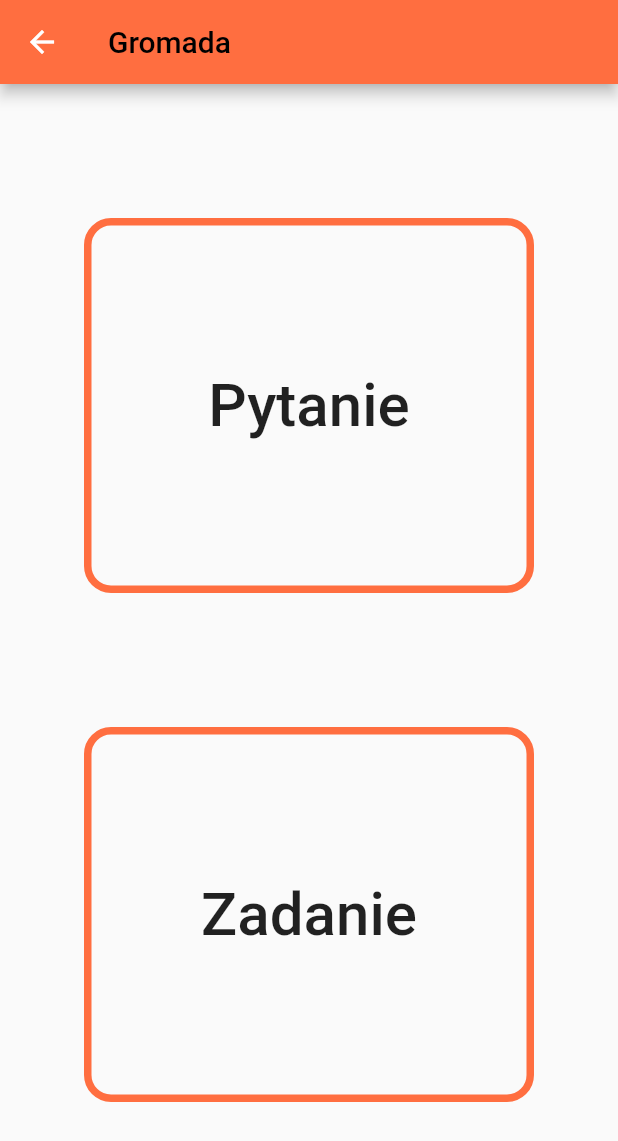
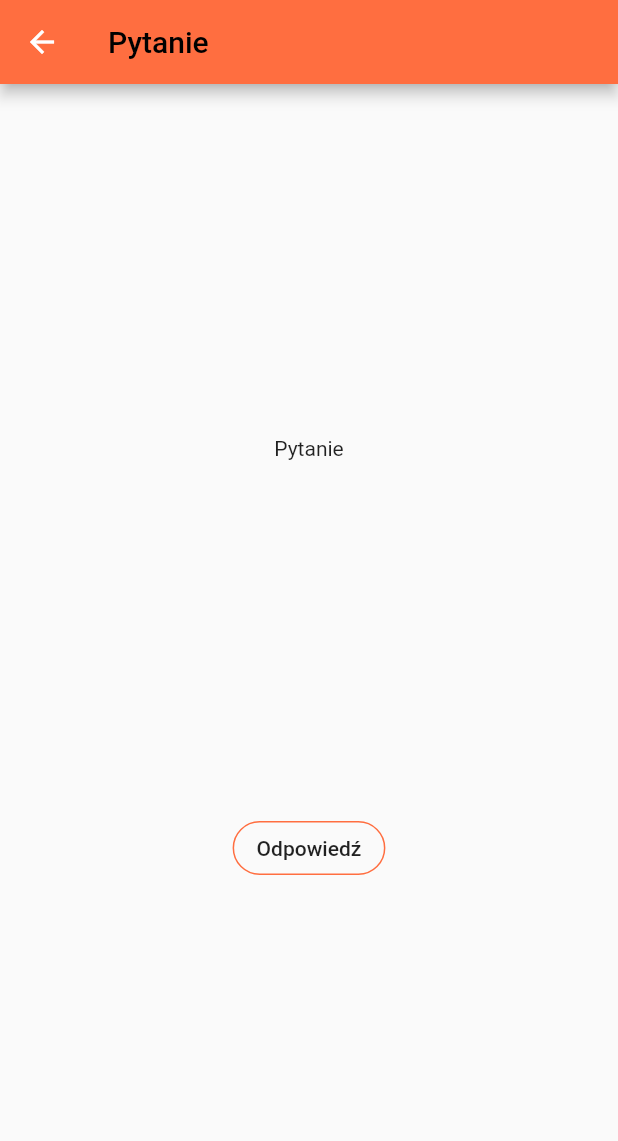
Before and after one commit to Karw0s/wieworki-app, a Flutter app: the QuestionOrTaskView screen opened directly, after a tap on "Pytanie", on a phone screen of 412 x 824 dp. Shown: the top 1141 px of the screen. Run offline on Flutter 3.47's test engine with Material 2 defaults, Android fonts, the phone set to English and light mode, and no system bars.

Commit message:
Add task view

```diff
--- a/lib/main.dart
+++ b/lib/main.dart
@@ -55,8 +55,8 @@ class Buttons extends StatelessWidget {
                   context,
                   MaterialPageRoute(
                       builder: (context) => QuestionOrTaskView(
-                        appearance: new ScreenAppearance(
-                            "Szczep", Colors.green),
+                            appearance:
+                                new ScreenAppearance("Szczep", Colors.green),
                           )));
             },
             child: Text(
@@ -78,8 +78,8 @@ class Buttons extends StatelessWidget {
                   context,
                   MaterialPageRoute(
                       builder: (context) => QuestionOrTaskView(
-                        appearance: new ScreenAppearance(
-                            "Hufiec", Colors.yellow),
+                            appearance:
+                                new ScreenAppearance("Hufiec", Colors.yellow),
                           )));
             },
             child: Text(
@@ -139,7 +139,14 @@ class QuestionOrTaskView extends StatelessWidget {
             mainAxisAlignment: MainAxisAlignment.spaceEvenly,
             children: [
               MaterialButton(
-                onPressed: () {},
+                onPressed: () {
+                  Navigator.push(
+                      context,
+                      MaterialPageRoute(
+                          builder: (context) => Question(
+                                color: appearance.color,
+                              )));
+                },
                 shape: RoundedRectangleBorder(
                     borderRadius: BorderRadius.circular(18),
                     side: BorderSide(color: appearance.color, width: 5)),
@@ -154,7 +161,12 @@ class QuestionOrTaskView extends StatelessWidget {
               ),
               MaterialButton(
                 onPressed: () {
-                  Navigator.pop(context);
+                  Navigator.push(
+                      context,
+                      MaterialPageRoute(
+                          builder: (context) => Task(
+                                color: appearance.color,
+                              )));
                 },
                 shape: RoundedRectangleBorder(
                     borderRadius: BorderRadius.circular(18),
@@ -174,11 +186,72 @@ class QuestionOrTaskView extends StatelessWidget {
   }
 }
 
+class Task extends StatelessWidget {
+  final Color color;
+
+  const Task({Key key, this.color}) : super(key: key);
+
+  @override
+  Widget build(BuildContext context) {
+    return Scaffold(
+      appBar: AppBar(
+        title: Text(
+          "Zadanie",
+          style: TextStyle(color: Colors.black),
+        ),
+        backgroundColor: color,
+      ),
+      body: Center(
+        child: Column(
+          mainAxisAlignment: MainAxisAlignment.spaceEvenly,
+          children: [Text("Task lorem ipsum")],
+        ),
+      ),
+    );
+  }
+}
+
+class Question extends StatelessWidget {
+  final Color color;
+
+  const Question({Key key, this.color}) : super(key: key);
+
+  @override
+  Widget build(BuildContext context) {
+    return Scaffold(
+      appBar: AppBar(
+        title: Text(
+          "Pytanie",
+          style: TextStyle(color: Colors.black),
+        ),
+        backgroundColor: color,
+      ),
+      body: Center(
+        child: Column(
+          mainAxisAlignment: MainAxisAlignment.spaceEvenly,
+          children: [
+            Text("Pytanie"),
+            MaterialButton(
+              onPressed: () {},
+              shape: RoundedRectangleBorder(
+                  borderRadius: BorderRadius.circular(18),
+                  side: BorderSide(color: color)),
+              child: Text("Odpowiedź"),
+            )
+          ],
+        ),
+      ),
+    );
+  }
+}
+
 class Answer extends StatelessWidget {
   @override
   Widget build(BuildContext context) {
     return Scaffold(
-      appBar: AppBar(title: Text("Odpowiedz"),),
+      appBar: AppBar(
+        title: Text("Odpowiedz"),
+      ),
     );
   }
 }
```
Also changed, not shown: 1 other file. Lines whose indentation alone changed are shown as unchanged.
